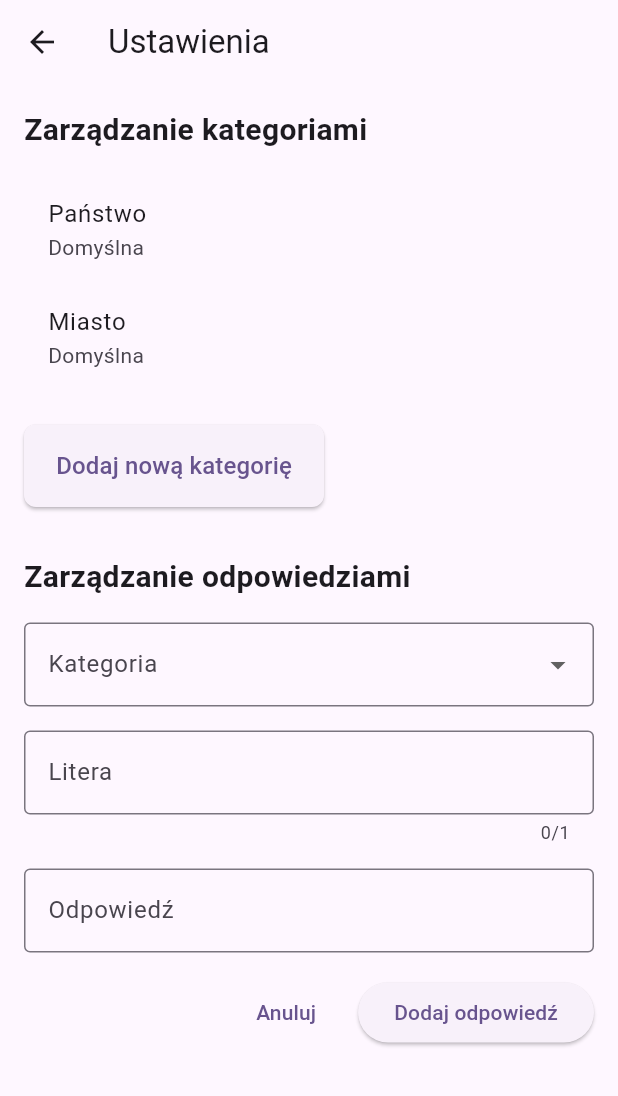
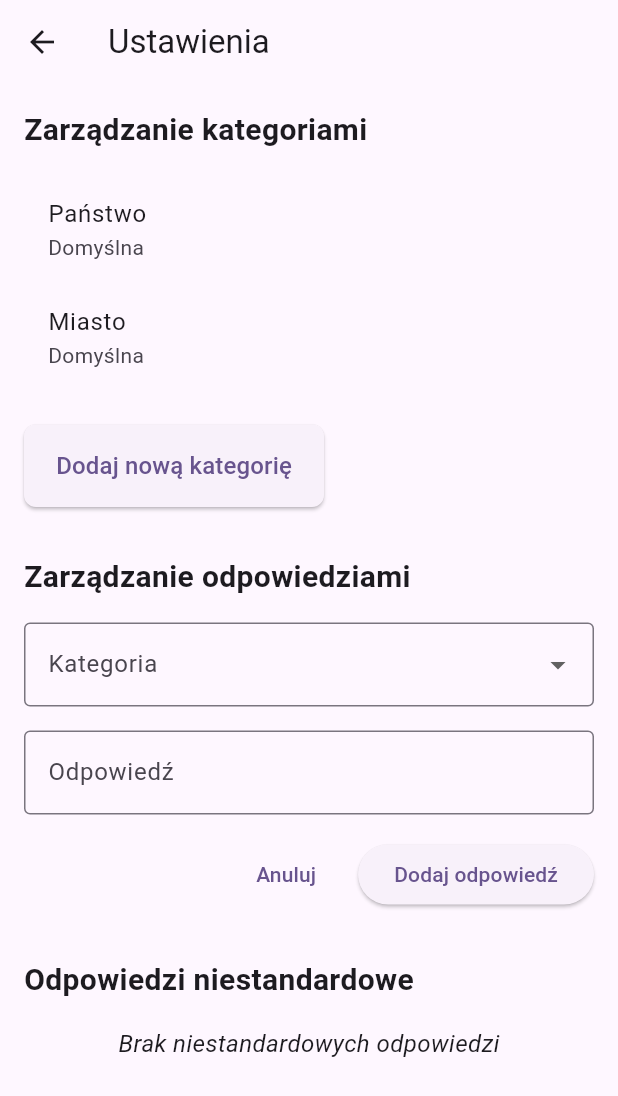
Before and after one commit to b0czek/countrygories, a Flutter app: the SettingsScreen screen opened directly, after a tap on "Dodaj nową kategorię", after a tap on "Anuluj", after a tap on "Dodaj nową odpowiedź", on a phone screen of 412 x 824 dp. Shown: the top 1096 px of the screen. Run offline on Flutter 3.47's test engine with Material 3 defaults, Android fonts, the light colour scheme and no system bars; our stand-ins replace flutter_riverpod, freezed_annotation, isar; accounts and stored records are empty; generated files the repository leaves out were written again.

Commit message:
feat: proper adding of custom answers

```diff
--- a/lib/providers/database_providers.dart
+++ b/lib/providers/database_providers.dart
@@ -1,6 +1,7 @@
 import 'package:flutter_riverpod/flutter_riverpod.dart';
 import 'package:countrygories/services/database/isar_database.dart';
 import 'package:countrygories/models/category.dart';
+import 'package:countrygories/models/answer_entry.dart';
 
 final databaseServiceProvider = Provider<IsarDatabaseService>((ref) {
   return IsarDatabaseService();
@@ -21,3 +22,18 @@ final answerVerificationProvider =
         params['answer']!,
       );
     });
+
+final customAnswersProvider = FutureProvider<List<AnswerEntry>>((ref) async {
+  final databaseService = ref.watch(databaseServiceProvider);
+  return databaseService.getUserAddedAnswers();
+});
+
+final deleteAnswerProvider = Provider.family<Future<void>, int>((
+  ref,
+  id,
+) async {
+  final databaseService = ref.watch(databaseServiceProvider);
+  await databaseService.deleteAnswer(id);
+  // Refresh the custom answers list
+  ref.invalidate(customAnswersProvider);
+});
--- a/lib/screens/settings_screen.dart
+++ b/lib/screens/settings_screen.dart
@@ -2,6 +2,7 @@ import 'package:flutter/material.dart';
 import 'package:flutter_riverpod/flutter_riverpod.dart';
 import 'package:countrygories/providers/database_providers.dart';
 import 'package:countrygories/widgets/common/custom_button.dart';
+import 'package:countrygories/models/answer_entry.dart';
 
 class SettingsScreen extends ConsumerStatefulWidget {
   const SettingsScreen({super.key});
@@ -14,7 +15,6 @@ class _SettingsScreenState extends ConsumerState<SettingsScreen> {
   final _formKey = GlobalKey<FormState>();
   final _categoryNameController = TextEditingController();
   final _answerController = TextEditingController();
-  final _letterController = TextEditingController();
   String? _selectedCategory;
   bool _isAddingCategory = false;
   bool _isAddingAnswer = false;
@@ -23,7 +23,6 @@ class _SettingsScreenState extends ConsumerState<SettingsScreen> {
   void dispose() {
     _categoryNameController.dispose();
     _answerController.dispose();
-    _letterController.dispose();
     super.dispose();
   }
 
@@ -63,8 +62,8 @@ class _SettingsScreenState extends ConsumerState<SettingsScreen> {
     if (!_formKey.currentState!.validate()) return;
 
     final category = _selectedCategory;
-    final letter = _letterController.text.trim().toUpperCase();
     final answer = _answerController.text.trim();
+    final letter = answer.isNotEmpty ? answer[0].toUpperCase() : '';
 
     if (category == null) {
       ScaffoldMessenger.of(context).showSnackBar(
@@ -90,7 +89,6 @@ class _SettingsScreenState extends ConsumerState<SettingsScreen> {
       setState(() {
         _isAddingAnswer = false;
         _answerController.clear();
-        _letterController.clear();
       });
     } catch (e) {
       ScaffoldMessenger.of(context).showSnackBar(
@@ -148,6 +146,13 @@ class _SettingsScreenState extends ConsumerState<SettingsScreen> {
                     });
                   },
                 ),
+              const SizedBox(height: 32),
+              const Text(
+                'Odpowiedzi niestandardowe',
+                style: TextStyle(fontSize: 20, fontWeight: FontWeight.bold),
+              ),
+              const SizedBox(height: 16),
+              _buildCustomAnswersList(),
             ],
           ),
         ),
@@ -283,25 +288,6 @@ class _SettingsScreenState extends ConsumerState<SettingsScreen> {
         ),
         const SizedBox(height: 16),
         TextFormField(
-          controller: _letterController,
-          decoration: const InputDecoration(
-            labelText: 'Litera',
-            border: OutlineInputBorder(),
-          ),
-          maxLength: 1,
-          textCapitalization: TextCapitalization.characters,
-          validator: (value) {
-            if (value == null || value.isEmpty) {
-              return 'Proszę podać literę';
-            }
-            if (value.length != 1) {
-              return 'Proszę podać dokładnie jedną literę';
-            }
-            return null;
-          },
-        ),
-        const SizedBox(height: 16),
-        TextFormField(
           controller: _answerController,
           decoration: const InputDecoration(
             labelText: 'Odpowiedź',
@@ -310,12 +296,6 @@ class _SettingsScreenState extends ConsumerState<SettingsScreen> {
           validator: (value) {
             if (value == null || value.isEmpty) {
               return 'Proszę podać odpowiedź';
-            }
-            if (_letterController.text.isNotEmpty &&
-                !value.toUpperCase().startsWith(
-                  _letterController.text.toUpperCase(),
-                )) {
-              return 'Odpowiedź musi zaczynać się na literę ${_letterController.text.toUpperCase()}';
             }
             return null;
           },
@@ -329,7 +309,6 @@ class _SettingsScreenState extends ConsumerState<SettingsScreen> {
                 setState(() {
                   _isAddingAnswer = false;
                   _answerController.clear();
-                  _letterController.clear();
                 });
               },
               child: const Text('Anuluj'),
@@ -344,4 +323,90 @@ class _SettingsScreenState extends ConsumerState<SettingsScreen> {
       ],
     );
   }
+
+  Widget _buildCustomAnswersList() {
+    return Consumer(
+      builder: (context, ref, child) {
+        final customAnswersAsync = ref.watch(customAnswersProvider);
+
+        return customAnswersAsync.when(
+          data: (answers) {
+            if (answers.isEmpty) {
+              return const Center(
+                child: Text(
+                  'Brak niestandardowych odpowiedzi',
+                  style: TextStyle(fontSize: 16, fontStyle: FontStyle.italic),
+                ),
+              );
+            }
+
+            return Expanded(
+              child: ListView.builder(
+                itemCount: answers.length,
+                itemBuilder: (context, index) {
+                  final answer = answers[index];
+                  return ListTile(
+                    title: Text(answer.answer),
+                    subtitle: Text(
+                      'Kategoria: ${answer.categoryName}, Litera: ${answer.letter}',
+                    ),
+                    trailing: IconButton(
+                      icon: const Icon(Icons.delete),
+                      onPressed: () async {
+                        final shouldDelete = await showDialog<bool>(
+                          context: context,
+                          builder:
+                              (context) => AlertDialog(
+                                title: const Text('Potwierdzenie'),
+                                content: const Text(
+                                  'Czy na pewno chcesz usunąć tę odpowiedź?',
+                                ),
+                                actions: [
+                                  TextButton(
+                                    onPressed:
+                                        () => Navigator.of(context).pop(false),
+                                    child: const Text('Anuluj'),
+                                  ),
+                                  TextButton(
+                                    onPressed:
+                                        () => Navigator.of(context).pop(true),
+                                    child: const Text('Usuń'),
+                                  ),
+                                ],
+                              ),
+                        );
+
+                        if (shouldDelete == true) {
+                          try {
+                            await ref.read(deleteAnswerProvider(answer.id));
+                            ScaffoldMessenger.of(context).showSnackBar(
+                              const SnackBar(
+                                content: Text('Odpowiedź usunięta pomyślnie'),
+                                backgroundColor: Colors.green,
+                              ),
+                            );
+                          } catch (e) {
+                            ScaffoldMessenger.of(context).showSnackBar(
+                              SnackBar(
+                                content: Text(
+                                  'Błąd usuwania odpowiedzi: ${e.toString()}',
+                                ),
+                                backgroundColor: Colors.red,
+                              ),
+                            );
+                          }
+                        }
+                      },
+                    ),
+                  );
+                },
+              ),
+            );
+          },
+          loading: () => const Center(child: CircularProgressIndicator()),
+          error: (error, stack) => Text('Error: $error'),
+        );
+      },
+    );
+  }
 }
--- a/lib/services/database/isar_database.dart
+++ b/lib/services/database/isar_database.dart
@@ -151,4 +151,21 @@ class IsarDatabaseService {
 
     return count > 0;
   }
+
+  Future<List<AnswerEntry>> getUserAddedAnswers() async {
+    final isar = await db;
+    return isar.answerEntrys
+        .filter()
+        .builtInEqualTo(false)
+        .sortByCategoryName()
+        .thenByLetter()
+        .findAll();
+  }
+
+  Future<void> deleteAnswer(int id) async {
+    final isar = await db;
+    await isar.writeTxn(() async {
+      await isar.answerEntrys.delete(id);
+    });
+  }
 }
```
